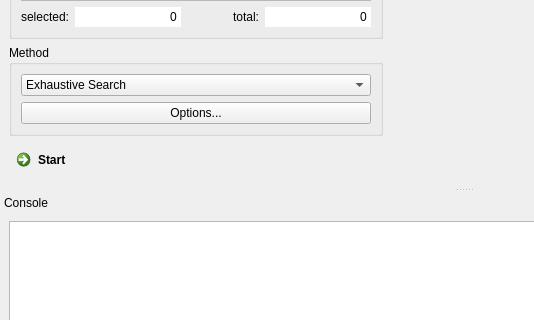
Above: gui/simple.ui from dev-zero/moving-target-tsp before the change; both pictures show x 0 to 534 and y 354 to 674 of the 928 by 798 pixel window. Below: the same form after it.
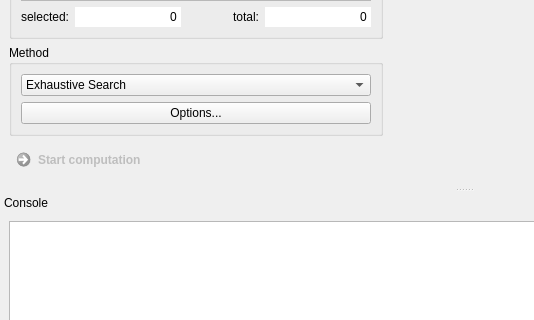
That is the form after the change. Custom widgets are drawn as their Qt base class.

Commit message: Added computation thread.

```diff
--- a/gui/simple.ui
+++ b/gui/simple.ui
@@ -272,9 +272,12 @@
       </widget>
      </item>
      <item>
-      <widget class="QCommandLinkButton" name="commandLinkButton">
+      <widget class="QCommandLinkButton" name="computationCommand">
+       <property name="enabled">
+        <bool>false</bool>
+       </property>
        <property name="text">
-        <string>Start</string>
+        <string>Start computation</string>
        </property>
       </widget>
      </item>
```
Left out of the diff: 6 changed lines with no effect on the pictures. The commit also changes 5 other files.
